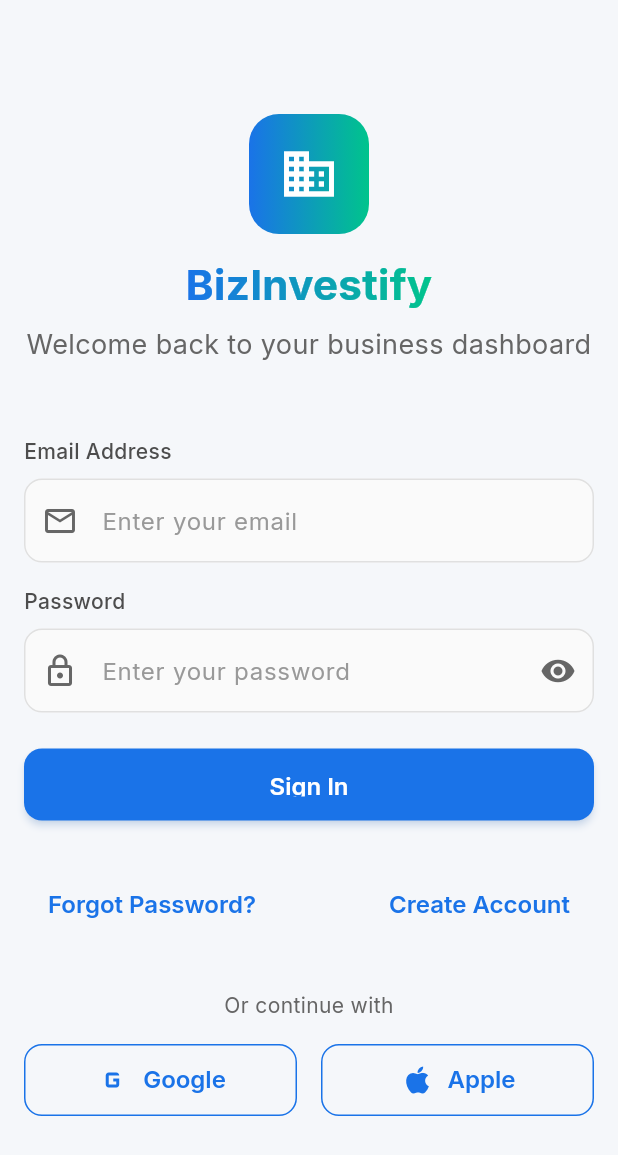
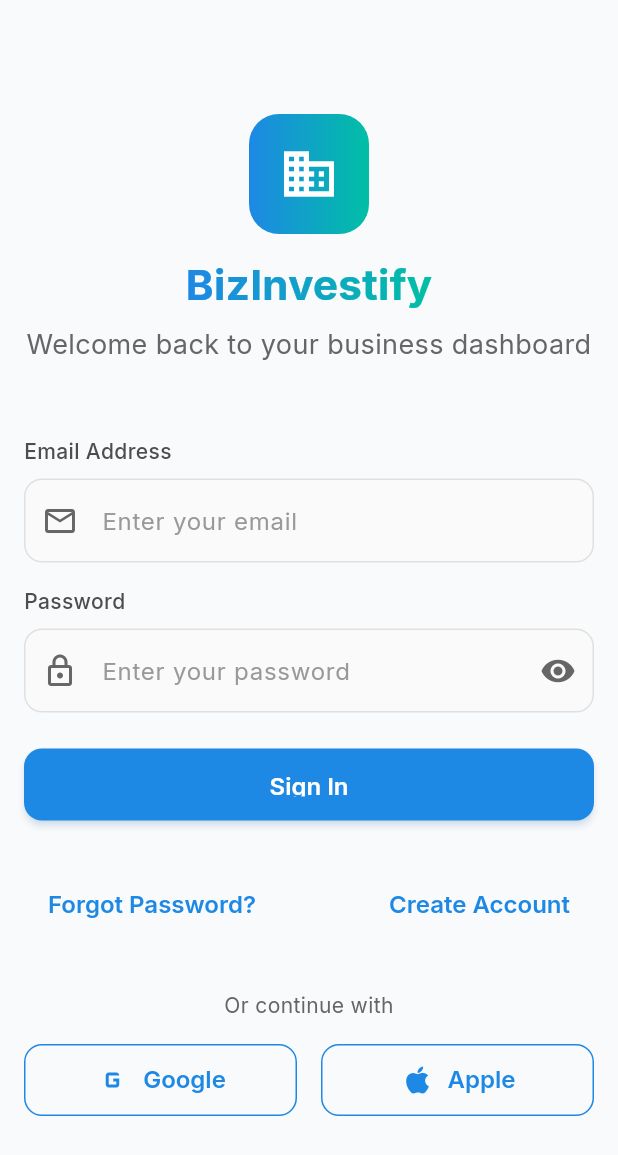
Before and after one commit to Young785/BizInvestify-Mobile, a Flutter app: the screen it shows after launch, after a tap on "Skip", on a phone screen of 412 x 824 dp. Shown: the top 1155 px of the screen. Run offline on Flutter 3.47's test engine with Material 3 defaults, Android fonts, the phone set to English and light mode, and no system bars; our stand-ins replace cached_network_image, dio, firebase_messaging, flutter_local_notifications, flutter_riverpod, flutter_screenutil and 4 more; missing offline and left inert: flutter_stripe; accounts and stored records are empty; network calls fail.

Commit message:
Mobile: apply tagged brand colors (blue #1E88E5, mint #00BFA5, bg #F9FAFB); enhance onboarding slider with colorful gradient background and image overlays; load live analytics via /analytics/overview with fallback to /stats; load marketplace meta for dashboard highlights; ensure light theme visual polish

```diff
--- a/bizinvestify_mobile/lib/src/core/constants/app_colors.dart
+++ b/bizinvestify_mobile/lib/src/core/constants/app_colors.dart
@@ -9,7 +9,7 @@
   static const Color primary200 = Color(0xFFA3CCFF);
   static const Color primary300 = Color(0xFF7FB8FF);
   static const Color primary400 = Color(0xFF5BA4FF);
-  static const Color primary500 = Color(0xFF1A73E8); // Trust Blue - Main
+  static const Color primary500 = Color(0xFF1E88E5); // Updated brand blue per tagged theme
   static const Color primary600 = Color(0xFF1565C0);
   static const Color primary700 = Color(0xFF0D47A1);
   static const Color primary800 = Color(0xFF0A3D8F);
@@ -21,7 +21,7 @@
   static const Color accent200 = Color(0xFF99DFC3);
   static const Color accent300 = Color(0xFF66CFA5);
   static const Color accent400 = Color(0xFF33BF87);
-  static const Color accent500 = Color(0xFF00C48C); // Mint Green - Main
+  static const Color accent500 = Color(0xFF00BFA5); // Updated mint green per tagged theme
   static const Color accent600 = Color(0xFF009D6F);
   static const Color accent700 = Color(0xFF007652);
   static const Color accent800 = Color(0xFF004F35);
@@ -42,7 +42,7 @@
   // Background Colors
   static const Color background50 = Color(0xFFFFFFFF);
   static const Color background100 = Color(0xFFF8F9FA);
-  static const Color background200 = Color(0xFFF5F7FA); // Soft Light Grey
+  static const Color background200 = Color(0xFFF9FAFB); // Softer light grey per tagged theme
   static const Color background300 = Color(0xFFE9ECEF);
   static const Color background400 = Color(0xFFDEE2E6);
   static const Color background500 = Color(0xFFCED4DA);
--- a/bizinvestify_mobile/lib/src/features/dashboard/providers/dashboard_provider.dart
+++ b/bizinvestify_mobile/lib/src/features/dashboard/providers/dashboard_provider.dart
@@ -82,12 +82,18 @@
 
   DashboardNotifier(this._apiService) : super(const DashboardState());
 
-  // Load Dashboard Analytics
+  // Load Dashboard Analytics (live data where available)
   Future<void> loadAnalytics() async {
     state = state.copyWith(isLoading: true, error: null);
 
     try {
-      final analyticsData = await _apiService.getStats();
+      // Try richer analytics first; fallback to /stats
+      Map<String, dynamic>? analyticsData;
+      try {
+        analyticsData = await _apiService.getOverviewAnalytics();
+      } catch (_) {
+        analyticsData = await _apiService.getStats();
+      }
       final analytics = DashboardAnalytics.fromJson(analyticsData);
 
       state = state.copyWith(
@@ -95,11 +101,7 @@
         isLoading: false,
       );
     } catch (e) {
-      // For demo purposes, use default analytics if API fails
-      state = state.copyWith(
-        analytics: DashboardAnalytics.defaultAnalytics(),
-        isLoading: false,
-      );
+      state = state.copyWith(isLoading: false, error: e.toString());
     }
   }
 
--- a/bizinvestify_mobile/lib/src/features/dashboard/screens/dashboard_screen.dart
+++ b/bizinvestify_mobile/lib/src/features/dashboard/screens/dashboard_screen.dart
@@ -278,6 +278,8 @@
 
   void _loadAnalytics() {
     ref.read(dashboardProvider.notifier).loadAnalytics();
+    // Also ensure marketplace meta is loaded for the hero carousel
+    ref.read(marketplaceProvider.notifier).loadMarketplaceMeta();
   }
 
   @override
--- a/bizinvestify_mobile/lib/src/features/marketplace/widgets/business_card.dart
+++ b/bizinvestify_mobile/lib/src/features/marketplace/widgets/business_card.dart
@@ -5,12 +5,12 @@
 
 class BusinessCard extends StatelessWidget {
   final Business business;
-  final VoidCallback onTap;
+  final VoidCallback? onTap;
 
   const BusinessCard({
     super.key,
     required this.business,
-    required this.onTap,
+    this.onTap,
   });
 
   @override
--- a/bizinvestify_mobile/lib/src/features/onboarding/screens/onboarding_screen.dart
+++ b/bizinvestify_mobile/lib/src/features/onboarding/screens/onboarding_screen.dart
@@ -199,21 +199,29 @@
   }
 
   Widget _buildPage(OnboardingPage page) {
-    return Padding(
+    return Container(
+      decoration: const BoxDecoration(
+        gradient: LinearGradient(
+          begin: Alignment.topLeft,
+          end: Alignment.bottomRight,
+          colors: [AppColors.primary50, AppColors.background200],
+        ),
+      ),
+      child: Padding(
         padding: const EdgeInsets.all(AppDimensions.spacing24),
         child: Column(
           mainAxisAlignment: MainAxisAlignment.center,
           children: [
-          // Illustration Image
+            // Illustration Image with rounded mask
             Container(
-            height: 260,
+              height: 280,
               decoration: BoxDecoration(
-              borderRadius: BorderRadius.circular(24),
+                borderRadius: BorderRadius.circular(28),
                 boxShadow: [
                   BoxShadow(
-                  color: Colors.black.withOpacity(0.06),
-                  blurRadius: 18,
-                  offset: const Offset(0, 8),
+                    color: AppColors.shadowMedium,
+                    blurRadius: 20,
+                    offset: const Offset(0, 10),
                   ),
                 ],
               ),
@@ -236,7 +244,7 @@
                       gradient: LinearGradient(
                         begin: Alignment.topCenter,
                         end: Alignment.bottomCenter,
-                      colors: [Colors.transparent, Colors.black.withOpacity(0.25)],
+                        colors: [Colors.transparent, page.color.withOpacity(0.25)],
                       ),
                     ),
                   ),
@@ -244,42 +252,35 @@
               ),
             ),
 
-          const SizedBox(height: AppDimensions.spacing32),
+            const SizedBox(height: AppDimensions.spacing24),
 
-          // Title
+            // Title and subtitle over colored chip
+            Container(
+              padding: const EdgeInsets.symmetric(horizontal: 14, vertical: 8),
+              decoration: BoxDecoration(
+                color: page.color.withOpacity(0.12),
+                borderRadius: BorderRadius.circular(12),
+              ),
+              child: Text(
+                page.subtitle,
+                style: AppTypography.captionMedium.copyWith(color: page.color, fontWeight: AppTypography.semibold),
+              ),
+            ),
+            const SizedBox(height: 10),
             Text(
               page.title,
-            style: AppTypography.headlineMedium.copyWith(
-              fontWeight: AppTypography.bold,
-              color: AppColors.text800,
-            ),
+              style: AppTypography.headlineMedium.copyWith(fontWeight: AppTypography.bold, color: AppColors.text800),
               textAlign: TextAlign.center,
             ),
 
             const SizedBox(height: AppDimensions.spacing16),
-
-          // Subtitle
-          Text(
-            page.subtitle,
-            style: AppTypography.titleMedium.copyWith(
-              color: page.color,
-              fontWeight: AppTypography.semibold,
-            ),
-            textAlign: TextAlign.center,
-          ),
-
-          const SizedBox(height: AppDimensions.spacing24),
-
-          // Description
             Text(
               page.description,
-            style: AppTypography.bodyLarge.copyWith(
-              color: AppColors.text600,
-              height: 1.6,
-            ),
+              style: AppTypography.bodyLarge.copyWith(color: AppColors.text600, height: 1.6),
               textAlign: TextAlign.center,
             ),
           ],
+        ),
       ),
     );
   }
```
Lines whose indentation alone changed are shown as unchanged.
